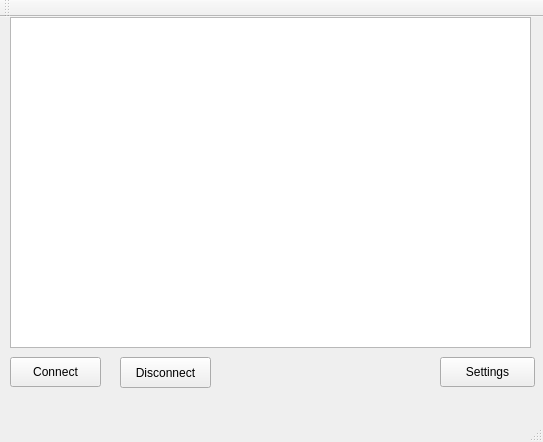
This is mainwindow.ui in BastianGschrey/PowerTune as Qt 5 draws it before an edit. The edited form follows.
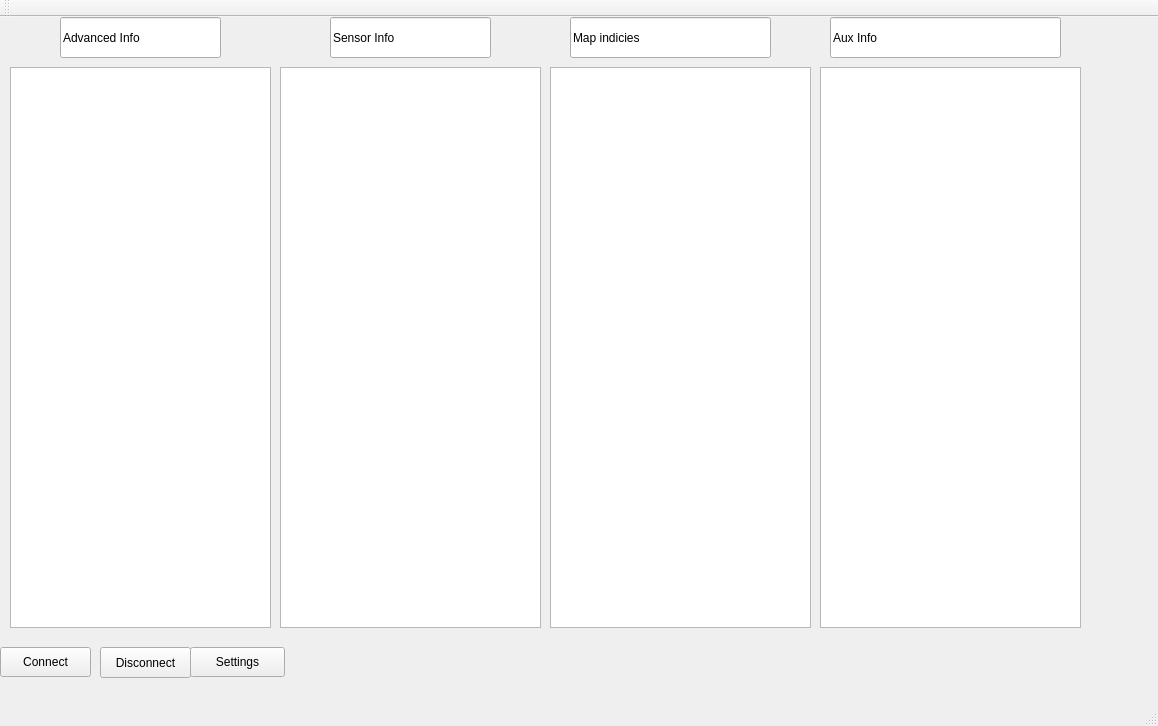
This is the edited form.

Commit message:
AUX , Sensor Data , Map position initial readout implementation
Implemented  Sensordata Readout  ( Bitflags for switches still need to
be decoded )
Implemented Aux Readout (raw) AN1-AN4
Implemented Map Position readout (N and P position )

Still to be done
- Ensure requests are waiting for ready read before requesting data

```diff
--- a/mainwindow.ui
+++ b/mainwindow.ui
@@ -6,8 +6,8 @@
    <rect>
     <x>0</x>
     <y>0</y>
-    <width>543</width>
-    <height>442</height>
+    <width>1158</width>
+    <height>726</height>
    </rect>
   </property>
   <property name="windowTitle">
@@ -17,8 +17,8 @@
    <widget class="QPushButton" name="btnSerialSettings">
     <property name="geometry">
      <rect>
-      <x>440</x>
-      <y>340</y>
+      <x>190</x>
+      <y>630</y>
       <width>95</width>
       <height>30</height>
      </rect>
@@ -31,17 +31,17 @@
     <property name="geometry">
      <rect>
       <x>10</x>
-      <y>0</y>
-      <width>521</width>
-      <height>331</height>
+      <y>50</y>
+      <width>261</width>
+      <height>561</height>
      </rect>
     </property>
    </widget>
    <widget class="QPushButton" name="btnConnect">
     <property name="geometry">
      <rect>
-      <x>10</x>
-      <y>340</y>
+      <x>0</x>
+      <y>630</y>
       <width>91</width>
       <height>30</height>
      </rect>
@@ -53,8 +53,8 @@
    <widget class="QPushButton" name="btnDisconnect">
     <property name="geometry">
      <rect>
-      <x>120</x>
-      <y>340</y>
+      <x>100</x>
+      <y>630</y>
       <width>91</width>
       <height>31</height>
      </rect>
@@ -63,6 +63,88 @@
      <string>Disconnect</string>
     </property>
    </widget>
+   <widget class="QTextBrowser" name="txtSensConsole">
+    <property name="geometry">
+     <rect>
+      <x>280</x>
+      <y>50</y>
+      <width>261</width>
+      <height>561</height>
+     </rect>
+    </property>
+   </widget>
+   <widget class="QLineEdit" name="lineEdit">
+    <property name="geometry">
+     <rect>
+      <x>60</x>
+      <y>0</y>
+      <width>161</width>
+      <height>41</height>
+     </rect>
+    </property>
+    <property name="text">
+     <string>Advanced Info </string>
+    </property>
+   </widget>
+   <widget class="QLineEdit" name="lineEdit_2">
+    <property name="geometry">
+     <rect>
+      <x>330</x>
+      <y>0</y>
+      <width>161</width>
+      <height>41</height>
+     </rect>
+    </property>
+    <property name="text">
+     <string>Sensor Info</string>
+    </property>
+   </widget>
+   <widget class="QTextBrowser" name="txtMapConsole">
+    <property name="geometry">
+     <rect>
+      <x>550</x>
+      <y>50</y>
+      <width>261</width>
+      <height>561</height>
+     </rect>
+    </property>
+   </widget>
+   <widget class="QLineEdit" name="lineEdit_3">
+    <property name="geometry">
+     <rect>
+      <x>570</x>
+      <y>0</y>
+      <width>201</width>
+      <height>41</height>
+     </rect>
+    </property>
+    <property name="text">
+     <string>Map indicies </string>
+    </property>
+   </widget>
+   <widget class="QTextBrowser" name="txtAuxConsole">
+    <property name="geometry">
+     <rect>
+      <x>820</x>
+      <y>50</y>
+      <width>261</width>
+      <height>561</height>
+     </rect>
+    </property>
+   </widget>
+   <widget class="QLineEdit" name="lineEdit_4">
+    <property name="geometry">
+     <rect>
+      <x>830</x>
+      <y>0</y>
+      <width>231</width>
+      <height>41</height>
+     </rect>
+    </property>
+    <property name="text">
+     <string>Aux Info</string>
+    </property>
+   </widget>
   </widget>
   <widget class="QMenuBar" name="menuBar">
    <property name="geometry">
```
Left out of the diff: 4 changed lines with no effect on the pictures. The commit also changes 5 other files.
